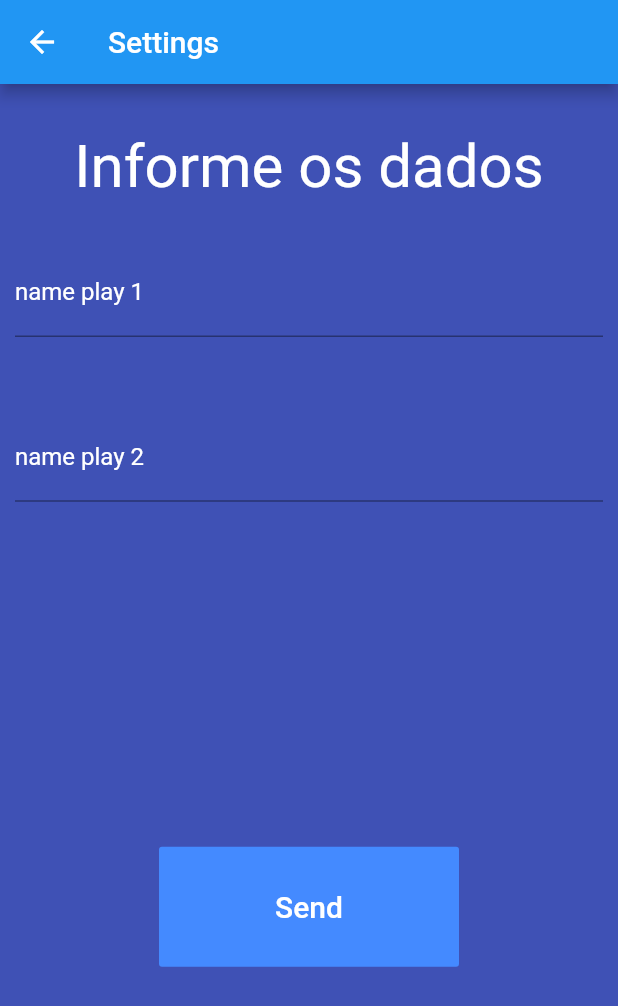
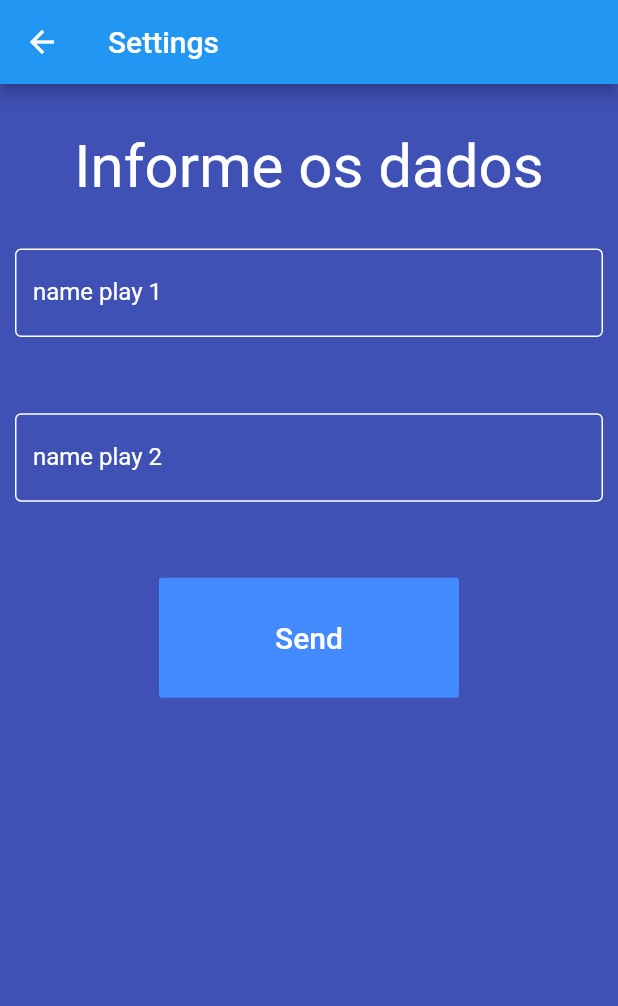
Before and after one commit to Matheus-Tankian/Tic-tac-toe, a Flutter app: the SettingsPage screen opened directly, on a phone screen of 412 x 824 dp. Shown: the top 1006 px of the screen. Run offline on Flutter 3.47's test engine with Material 2 defaults, Android fonts, the phone set to English and light mode, and no system bars; statements that could not run were skipped.

Commit message:
en producao

```diff
--- a/lib/settingsPage.dart
+++ b/lib/settingsPage.dart
@@ -1,7 +1,12 @@
 import 'package:flutter/cupertino.dart';
 import 'package:flutter/material.dart';
+import 'package:hash/homePage.dart';
 
 class SettingsPage extends StatefulWidget {
+
+
+
+
   @override
   _SettingsPageState createState() => _SettingsPageState();
 }
@@ -62,7 +67,7 @@ class _SettingsPageState extends State<SettingsPage> {
                 Expanded(
 
                   child: Align(
-                    alignment: Alignment.center,
+                    alignment: Alignment.topCenter,
                     child: Container(
                       width: 200,
                       height: 80,
@@ -96,10 +101,14 @@ class _SettingsPageState extends State<SettingsPage> {
   Widget textPlay1View(){
     return TextField(
         cursorColor: Colors.white,
+        style: TextStyle(color: Colors.white),
         textInputAction: TextInputAction.send,
         decoration: InputDecoration(
           fillColor: Colors.white,
-          focusedBorder: UnderlineInputBorder(
+          focusedBorder:OutlineInputBorder(
+            borderSide:  BorderSide(color: Colors.white),
+          ),
+          enabledBorder:OutlineInputBorder(
             borderSide: BorderSide(color: Colors.white),
           ),
           labelText: 'name play 1',
@@ -121,13 +130,16 @@ class _SettingsPageState extends State<SettingsPage> {
   Widget textPlay2View(){
     return TextField(
       cursorColor: Colors.white,
+        style: TextStyle(color: Colors.white),
         textInputAction: TextInputAction.send,
-        decoration: InputDecoration(
-
-          focusedBorder: UnderlineInputBorder(
-            borderSide: BorderSide(color: Colors.white,),
+        decoration:
+        InputDecoration(
+        focusedBorder:OutlineInputBorder(
+          borderSide: const BorderSide(color: Colors.white),
+        ),
+          enabledBorder:OutlineInputBorder(
+            borderSide: BorderSide(color: Colors.white),
           ),
-
           labelText: 'name play 2',
           labelStyle: new TextStyle(
               color:Colors.white,
@@ -146,9 +158,11 @@ class _SettingsPageState extends State<SettingsPage> {
 
   Widget buttonView(){
     return FlatButton(
-
       onPressed: () {
-
+        Navigator.push(context,
+            MaterialPageRoute(
+              builder: (context) => HomePage(foo: namePlay1)
+            ));
       },
       textColor: Colors.white,
       color: Colors.blueAccent,
```
Also changed, not shown: lib/homePage.dart (+7 -17 lines).
